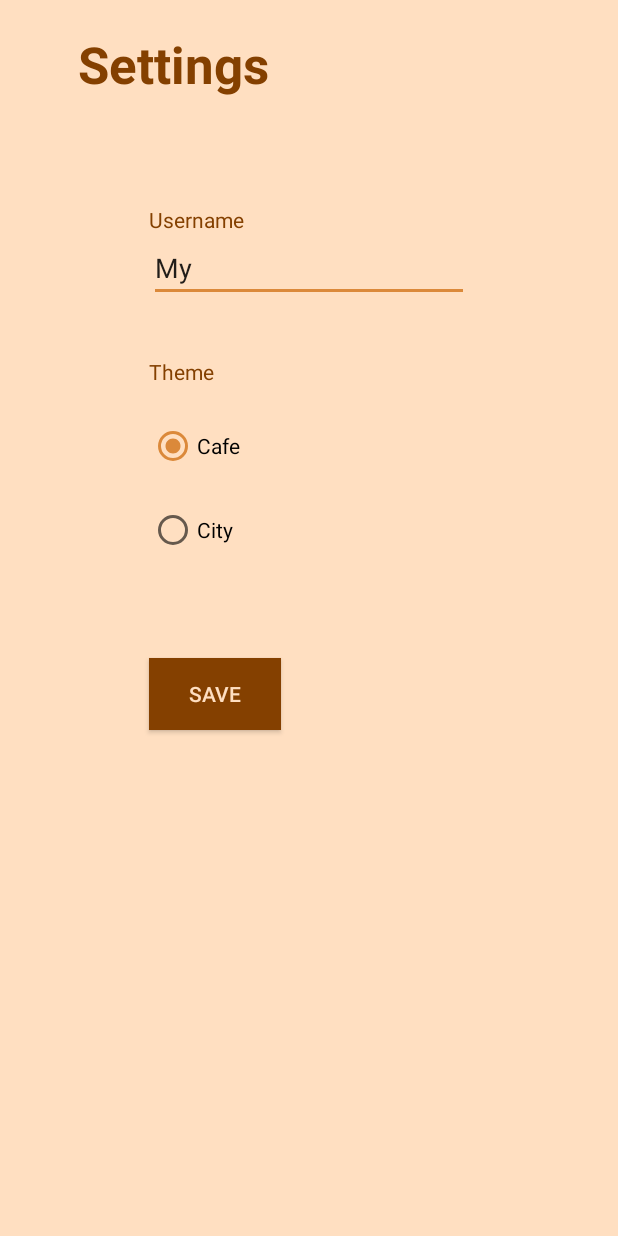
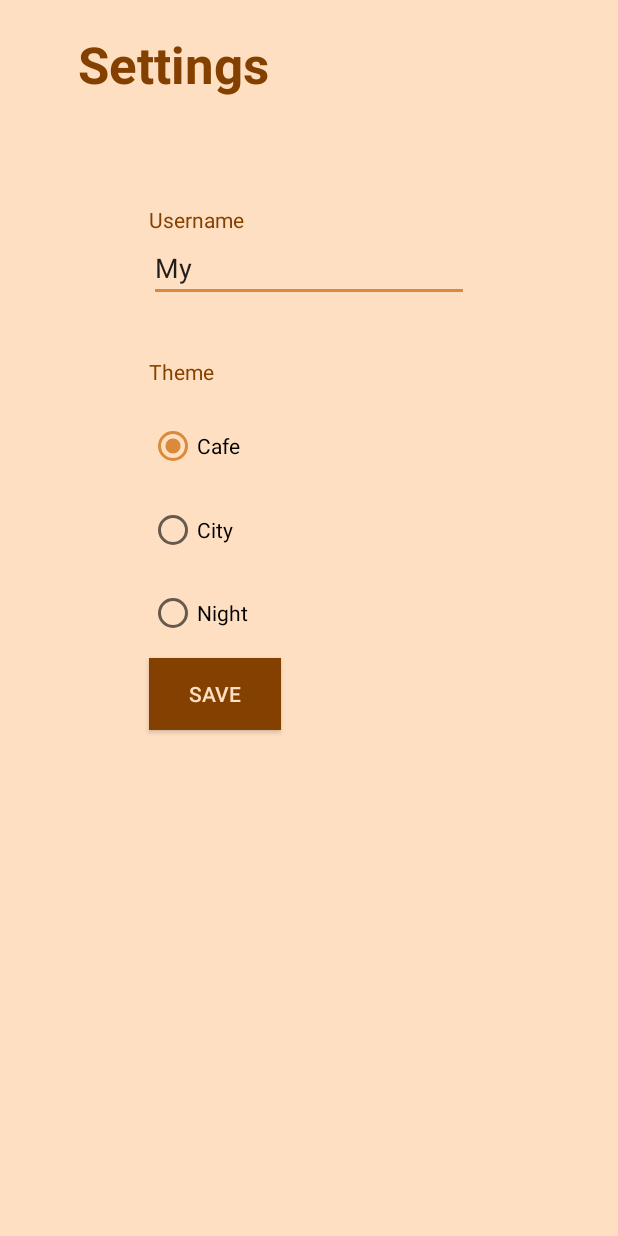
Before and after one commit to lucasjwilber/taskmaster, an Android app: the SettingsActivity screen opened directly, with no data from a screen before it, on a phone screen of 412 x 824 dp. Run offline under Robolectric (Android 15) with nearby library versions, the phone set to English and light mode, and no system bars.

Commit message:
found the fix for the night theme's edittext color

```diff
--- a/app/build.gradle
+++ b/app/build.gradle
@@ -31,4 +31,5 @@ dependencies {
     def room_version = "2.2.3"
     implementation "androidx.room:room-runtime:$room_version"
     annotationProcessor "androidx.room:room-compiler:$room_version"
+    androidTestImplementation 'androidx.test:rules:1.2.0-beta01'
 }
--- a/app/src/main/java/com/lucasjwilber/taskmaster/AddTaskActivity.java
+++ b/app/src/main/java/com/lucasjwilber/taskmaster/AddTaskActivity.java
@@ -1,10 +1,8 @@
 package com.lucasjwilber.taskmaster;
 
 import androidx.appcompat.app.AppCompatActivity;
-import androidx.room.Room;
-import androidx.room.RoomDatabase;
-
 import android.content.Context;
+import android.content.Intent;
 import android.content.SharedPreferences;
 import android.os.Bundle;
 import android.preference.PreferenceManager;
@@ -50,6 +48,8 @@ public class AddTaskActivity extends AppCompatActivity {
         String body = bodyInput.getText().toString();
         TasksDatabase db = TasksDatabase.getTasksDatabase(getApplicationContext());
         db.userDao().insert(new Task(title, body));
+        Intent intent = new Intent(this, MainActivity.class);
+        startActivity(intent);
 
 
         //display custom toast:
--- a/app/src/main/java/com/lucasjwilber/taskmaster/SettingsActivity.java
+++ b/app/src/main/java/com/lucasjwilber/taskmaster/SettingsActivity.java
@@ -39,9 +39,25 @@ public class SettingsActivity extends AppCompatActivity {
     protected void onResume() {
         super.onResume();
         SharedPreferences prefs = PreferenceManager.getDefaultSharedPreferences(getApplicationContext());
+        //set username to current username
         String username = prefs.getString("username", "My");
         EditText usernameInput = findViewById(R.id.usernameInput);
         usernameInput.setText(username);
+        //set theme radio button to current theme
+        String theme = prefs.getString("theme", "Cafe");
+        RadioGroup themeRg = findViewById(R.id.colorThemeRadioGroup);
+        switch (theme) {
+            case "City":
+                themeRg.check(R.id.radioButtonCity);
+                break;
+            case "Night":
+                themeRg.check(R.id.radioButtonNight);
+                break;
+            case "Cafe":
+            default:
+                themeRg.check(R.id.radioButtonCafe);
+                break;
+        }
     }
 
 
--- a/app/src/main/java/com/lucasjwilber/taskmaster/TaskDetailsActivity.java
+++ b/app/src/main/java/com/lucasjwilber/taskmaster/TaskDetailsActivity.java
@@ -5,7 +5,6 @@ import android.content.Intent;
 import android.content.SharedPreferences;
 import android.os.Bundle;
 import android.preference.PreferenceManager;
-import android.util.Log;
 import android.view.View;
 import android.widget.RadioButton;
 import android.widget.RadioGroup;
--- a/app/src/main/res/layout/activity_settings.xml
+++ b/app/src/main/res/layout/activity_settings.xml
@@ -79,14 +79,14 @@
             app:layout_constraintStart_toEndOf="@+id/radioButtonCafe"
             app:layout_constraintTop_toTopOf="@+id/colorThemeRadioGroup" />
 
-<!--        <RadioButton-->
-<!--            android:id="@+id/radioButtonNight"-->
-<!--            android:layout_width="wrap_content"-->
-<!--            android:layout_height="wrap_content"-->
-<!--            android:layout_marginTop="24dp"-->
-<!--            android:text="@string/night"-->
-<!--            app:layout_constraintStart_toEndOf="@+id/radioButtonCity"-->
-<!--            app:layout_constraintTop_toTopOf="@+id/colorThemeRadioGroup" />-->
+        <RadioButton
+            android:id="@+id/radioButtonNight"
+            android:layout_width="wrap_content"
+            android:layout_height="wrap_content"
+            android:layout_marginTop="24dp"
+            android:text="@string/night"
+            app:layout_constraintStart_toEndOf="@+id/radioButtonCity"
+            app:layout_constraintTop_toTopOf="@+id/colorThemeRadioGroup" />
 
     </RadioGroup>
 
--- a/app/src/main/res/values/styles.xml
+++ b/app/src/main/res/values/styles.xml
@@ -45,17 +45,24 @@
 
     <style name="NightTheme" parent="Theme.AppCompat.Light.NoActionBar">
         <item name="android:colorPrimaryDark">@color/nightBlack</item>
-        <item name="colorAccent">@color/nightBlue</item>
+        <item name="colorAccent">@color/nightWhite</item>
         <item name="colorPrimary">@color/nightDarkGray</item>
+        <item name="android:textColor">@color/nightWhite</item>
+        <item name="android:editTextColor">@color/nightWhite</item>
         <item name="android:statusBarColor">@color/nightBlue</item>
         <item name="android:navigationBarColor">@color/nightBlue</item>
         <item name="android:background">@color/nightDarkGray</item>
-        <item name="android:textColor">@color/nightWhite</item>
         <item name="android:buttonStyle">@style/NightButton</item>
+        <item name="radioButtonStyle">@style/NightRadioButton</item>
+
     </style>
     <style name="NightButton" parent="android:Widget.Material.Light.Button">
         <item name="android:background">@color/nightLightGray</item>
         <item name="android:textColor">@color/nightBlack</item>
     </style>
+    <style name="NightRadioButton" parent="android:Widget.Material.Light.CompoundButton.RadioButton">
+        <item name="android:textColor">@color/nightWhite</item>
+        <item name="android:buttonTint">#FFFFA7</item>
+    </style>
 
 </resources>
```
Also changed, not shown: app/src/main/java/com/lucasjwilber/taskmaster/TaskFragment.java (+0 -10 lines), app/src/main/res/layout/fragment_task.xml (+6 -3 lines).
